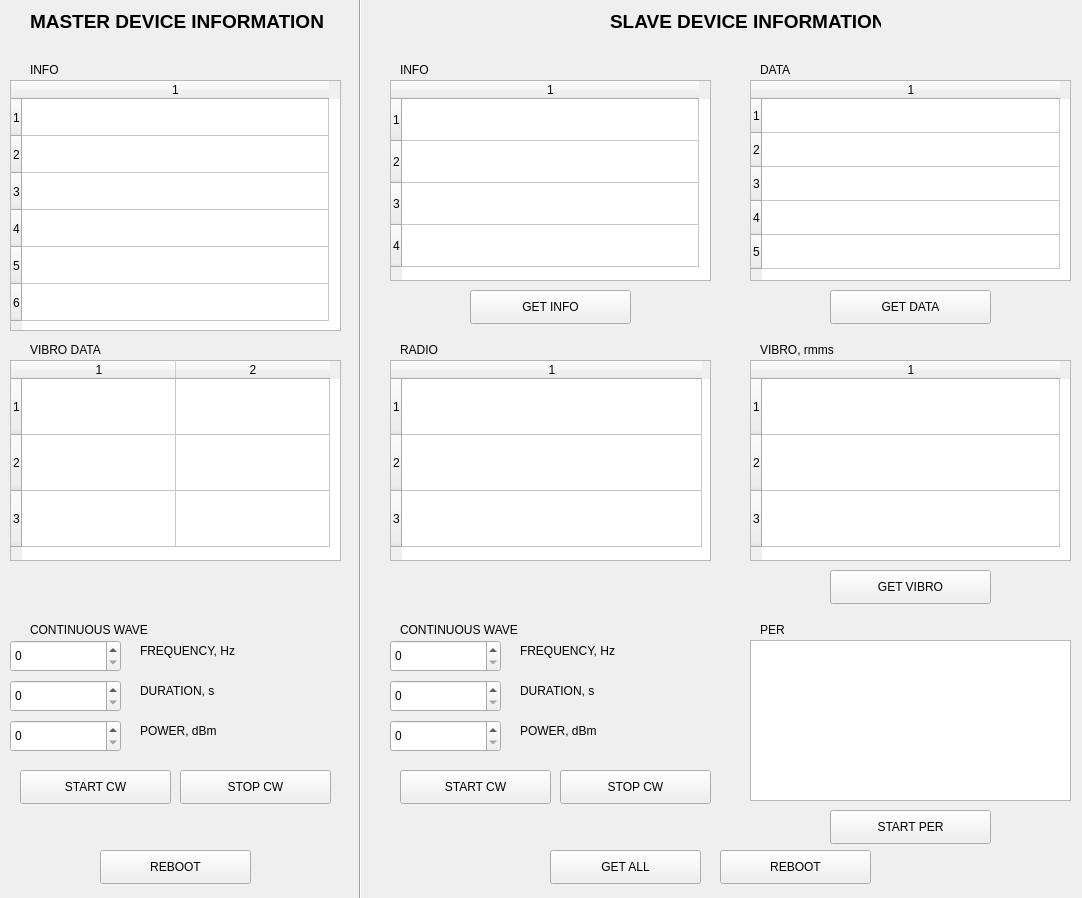
Qt form DVT_WIN.ui (wei-blip/python_gui_rts) before a commit.
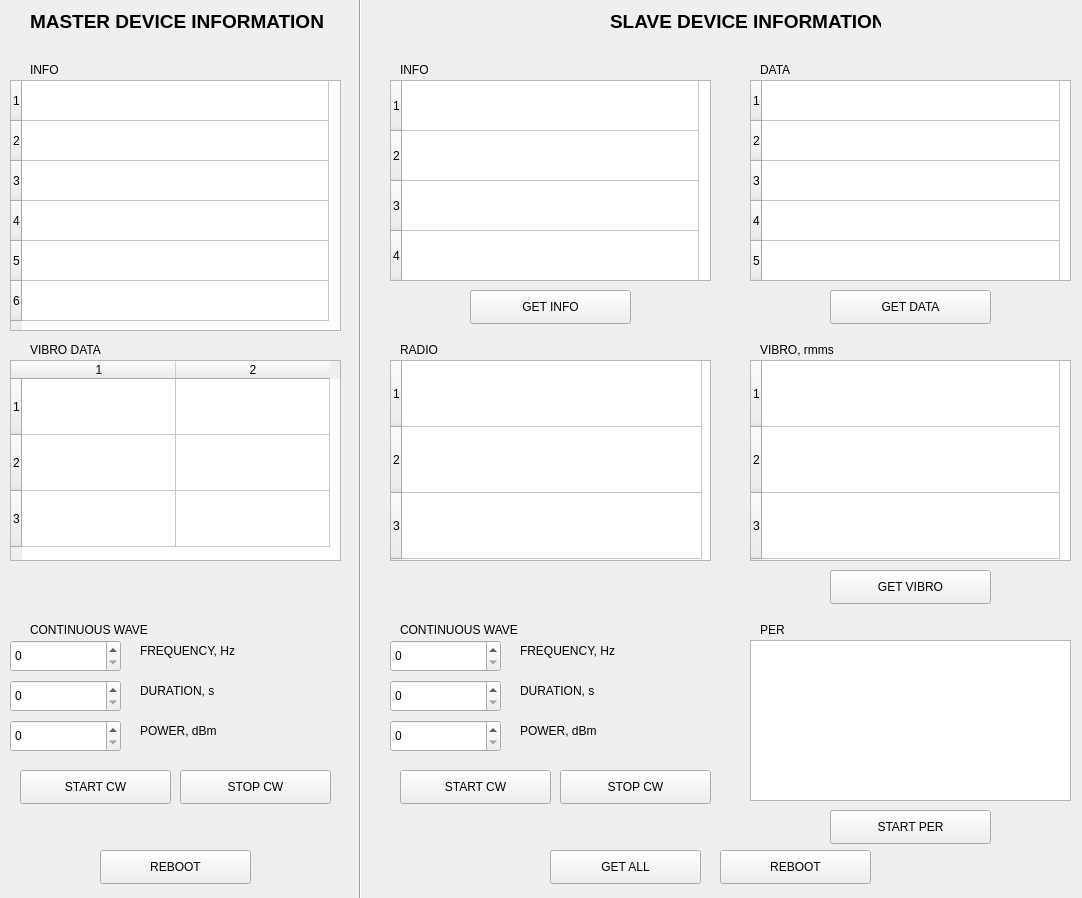
The same form after that commit.

```diff
--- a/DVT_WIN.ui
+++ b/DVT_WIN.ui
@@ -179,7 +179,7 @@
      <enum>QAbstractItemView::ScrollPerPixel</enum>
     </property>
     <property name="gridStyle">
-     <enum>Qt::CustomDashLine</enum>
+     <enum>Qt::SolidLine</enum>
     </property>
     <property name="rowCount">
      <number>6</number>
@@ -187,14 +187,23 @@
     <property name="columnCount">
      <number>1</number>
     </property>
+    <attribute name="horizontalHeaderVisible">
+     <bool>false</bool>
+    </attribute>
+    <attribute name="horizontalHeaderCascadingSectionResizes">
+     <bool>false</bool>
+    </attribute>
     <attribute name="horizontalHeaderMinimumSectionSize">
-     <number>43</number>
+     <number>307</number>
     </attribute>
     <attribute name="horizontalHeaderDefaultSectionSize">
      <number>307</number>
     </attribute>
+    <attribute name="verticalHeaderMinimumSectionSize">
+     <number>40</number>
+    </attribute>
     <attribute name="verticalHeaderDefaultSectionSize">
-     <number>37</number>
+     <number>38</number>
     </attribute>
     <row/>
     <row/>
@@ -296,14 +305,20 @@
     <property name="columnCount">
      <number>1</number>
     </property>
+    <attribute name="horizontalHeaderVisible">
+     <bool>false</bool>
+    </attribute>
     <attribute name="horizontalHeaderMinimumSectionSize">
-     <number>43</number>
+     <number>297</number>
     </attribute>
     <attribute name="horizontalHeaderDefaultSectionSize">
      <number>297</number>
     </attribute>
+    <attribute name="verticalHeaderMinimumSectionSize">
+     <number>50</number>
+    </attribute>
     <attribute name="verticalHeaderDefaultSectionSize">
-     <number>42</number>
+     <number>50</number>
     </attribute>
     <row/>
     <row/>
@@ -361,11 +376,17 @@
     <property name="columnCount">
      <number>1</number>
     </property>
+    <attribute name="horizontalHeaderVisible">
+     <bool>false</bool>
+    </attribute>
     <attribute name="horizontalHeaderDefaultSectionSize">
      <number>298</number>
     </attribute>
+    <attribute name="verticalHeaderMinimumSectionSize">
+     <number>66</number>
+    </attribute>
     <attribute name="verticalHeaderDefaultSectionSize">
-     <number>56</number>
+     <number>66</number>
     </attribute>
     <row/>
     <row/>
@@ -422,11 +443,17 @@
     <property name="columnCount">
      <number>1</number>
     </property>
+    <attribute name="horizontalHeaderVisible">
+     <bool>false</bool>
+    </attribute>
     <attribute name="horizontalHeaderDefaultSectionSize">
      <number>298</number>
     </attribute>
+    <attribute name="verticalHeaderMinimumSectionSize">
+     <number>40</number>
+    </attribute>
     <attribute name="verticalHeaderDefaultSectionSize">
-     <number>34</number>
+     <number>40</number>
     </attribute>
     <row/>
     <row/>
@@ -472,11 +499,17 @@
     <property name="columnCount">
      <number>1</number>
     </property>
+    <attribute name="horizontalHeaderVisible">
+     <bool>false</bool>
+    </attribute>
     <attribute name="horizontalHeaderDefaultSectionSize">
      <number>300</number>
     </attribute>
+    <attribute name="verticalHeaderMinimumSectionSize">
+     <number>66</number>
+    </attribute>
     <attribute name="verticalHeaderDefaultSectionSize">
-     <number>56</number>
+     <number>66</number>
     </attribute>
     <row/>
     <row/>
```
Left out of the diff: 3 changed lines with no effect on the pictures.
